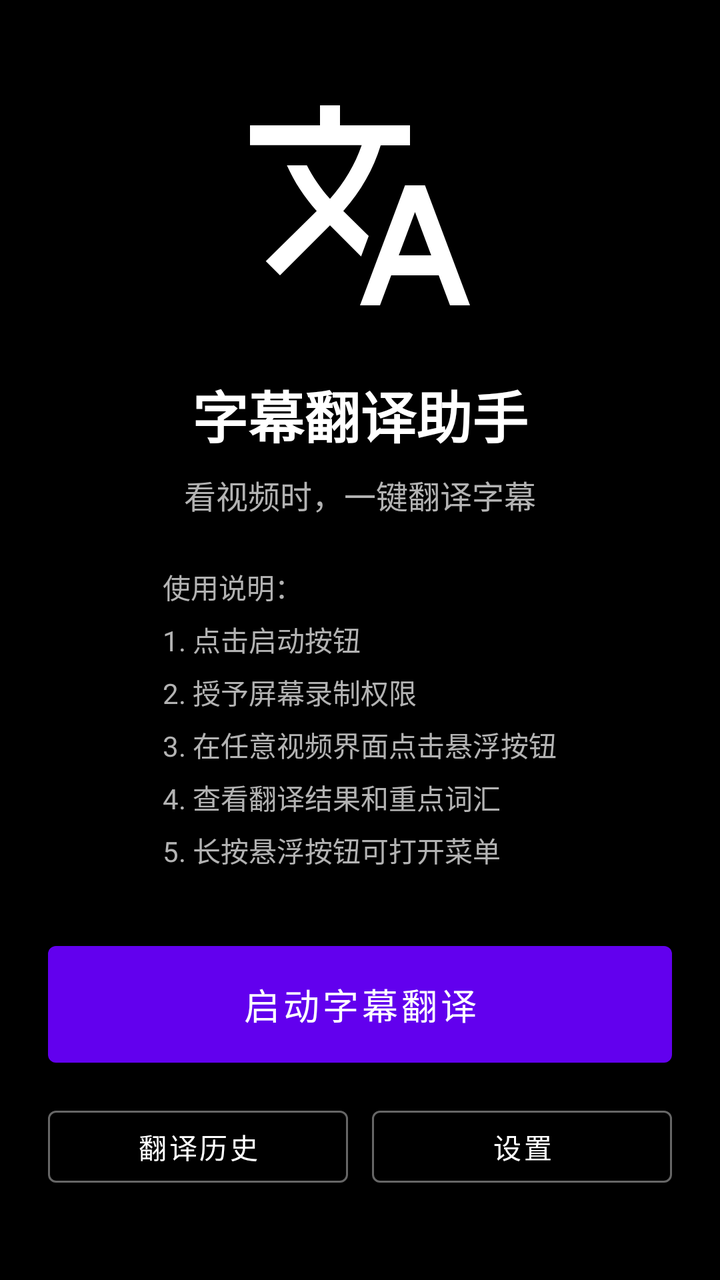
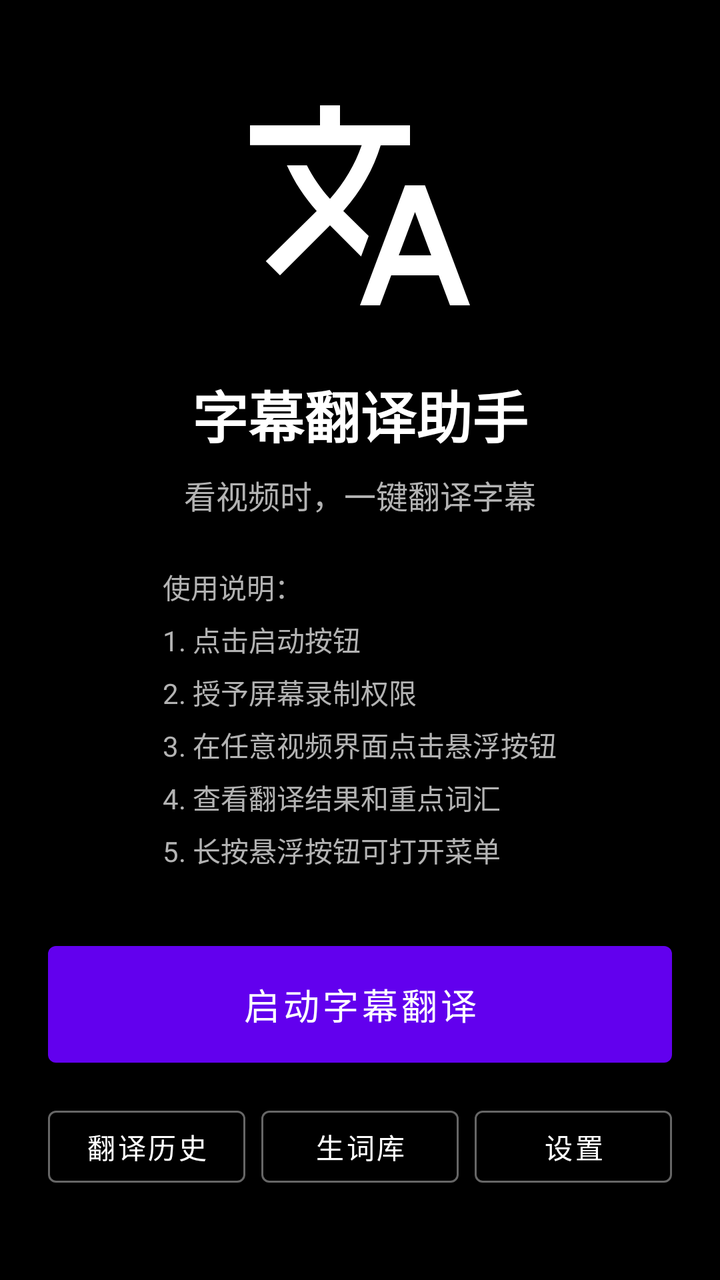

Compare the two renders of this Android layout. The source of the first and the diff that turns it into the second are given below.
<!-- AndroidManifest.xml: application theme Theme.SubtitleTranslator -->
<!-- res/layout/activity_main.xml -->
<?xml version="1.0" encoding="utf-8"?>
<LinearLayout xmlns:android="http://schemas.android.com/apk/res/android"
    xmlns:app="http://schemas.android.com/apk/res-auto"
    android:layout_width="match_parent"
    android:layout_height="match_parent"
    android:orientation="vertical"
    android:gravity="center"
    android:padding="24dp"
    android:background="@android:color/background_dark">

    <ImageView
        android:layout_width="120dp"
        android:layout_height="120dp"
        android:src="@drawable/ic_translate"
        android:contentDescription="@string/app_name" />

    <TextView
        android:layout_width="wrap_content"
        android:layout_height="wrap_content"
        android:layout_marginTop="24dp"
        android:text="@string/app_name"
        android:textSize="28sp"
        android:textStyle="bold"
        android:textColor="@android:color/white" />

    <TextView
        android:layout_width="wrap_content"
        android:layout_height="wrap_content"
        android:layout_marginTop="8dp"
        android:text="看视频时，一键翻译字幕"
        android:textSize="16sp"
        android:textColor="@color/text_secondary" />

    <TextView
        android:layout_width="wrap_content"
        android:layout_height="wrap_content"
        android:layout_marginTop="24dp"
        android:text="使用说明：\n1. 点击启动按钮\n2. 授予屏幕录制权限\n3. 在任意视频界面点击悬浮按钮\n4. 查看翻译结果和重点词汇\n5. 长按悬浮按钮可打开菜单"
        android:textSize="14sp"
        android:textColor="@color/text_secondary"
        android:lineSpacingMultiplier="1.3" />

    
    <LinearLayout
        android:id="@+id/statusContainer"
        android:layout_width="match_parent"
        android:layout_height="wrap_content"
        android:layout_marginTop="24dp"
        android:gravity="center"
        android:orientation="vertical"
        android:visibility="gone">

        <TextView
            android:id="@+id/tvServiceStatus"
            android:layout_width="wrap_content"
            android:layout_height="wrap_content"
            android:text="● 字幕翻译运行中"
            android:textColor="@android:color/holo_green_light"
            android:textSize="15sp"
            android:textStyle="bold" />

        <TextView
            android:layout_width="wrap_content"
            android:layout_height="wrap_content"
            android:layout_marginTop="6dp"
            android:text="点击悬浮球翻译字幕，长按打开菜单"
            android:textColor="@color/text_secondary"
            android:textSize="13sp" />
    </LinearLayout>

    <Button
        android:id="@+id/btnStartService"
        android:layout_width="match_parent"
        android:layout_height="wrap_content"
        android:layout_marginTop="32dp"
        android:text="启动字幕翻译"
        android:textSize="18sp"
        android:padding="16dp" />

    <LinearLayout
        android:layout_width="match_parent"
        android:layout_height="wrap_content"
        android:layout_marginTop="12dp"
        android:orientation="horizontal">

        <Button
            android:id="@+id/btnHistory"
            style="?attr/materialButtonOutlinedStyle"
            app:strokeColor="@color/button_outline"
            android:layout_width="0dp"
            android:layout_height="wrap_content"
            android:layout_weight="1"
            android:layout_marginEnd="6dp"
            android:text="翻译历史"
            android:textColor="@android:color/white" />

        <Button
            android:id="@+id/btnSettings"
            style="?attr/materialButtonOutlinedStyle"
            app:strokeColor="@color/button_outline"
            android:layout_width="0dp"
            android:layout_height="wrap_content"
            android:layout_weight="1"
            android:layout_marginStart="6dp"
            android:text="设置"
            android:textColor="@android:color/white" />
    </LinearLayout>

</LinearLayout>
<!-- resources referenced by this layout -->
<resources>
  <color name="button_outline">#66FFFFFF</color>
  <color name="text_secondary">#FFB3B3B3</color>
  <!-- drawable ic_translate (drawable) -->
  <?xml version="1.0" encoding="utf-8"?>
  <vector xmlns:android="http://schemas.android.com/apk/res/android"
      android:width="24dp"
      android:height="24dp"
      android:viewportWidth="24"
      android:viewportHeight="24"
      android:tint="@android:color/white">
      <path
          android:fillColor="@android:color/white"
          android:pathData="M12.87,15.07l-2.54,-2.51 0.03,-0.03c1.74,-1.94 2.98,-4.17 3.71,-6.53L17,6L17,4h-7L10,2L8,2v2L1,4v1.99h11.17C11.5,7.92 10.44,9.75 9,11.35 8.07,10.32 7.3,9.19 6.69,8h-2c0.73,1.63 1.73,3.17 2.98,4.56l-5.09,5.02L4,19l5,-5 3.11,3.11 0.76,-2.04zM18.5,10h-2L12,22h2l1.12,-3h4.75L21,22h2l-4.5,-12zM15.88,17l1.62,-4.33L19.12,17h-3.24z"/>
  </vector>
  <string name="app_name">字幕翻译助手</string>
  <style name="Theme.SubtitleTranslator" parent="Theme.MaterialComponents.NoActionBar">
          
          <item name="colorPrimary">@color/purple_500</item>
          <item name="colorPrimaryVariant">@color/purple_700</item>
          <item name="colorOnPrimary">@color/white</item>
          
          <item name="colorSecondary">@color/teal_200</item>
          <item name="colorSecondaryVariant">@color/teal_700</item>
          <item name="colorOnSecondary">@color/black</item>
          
          <item name="android:statusBarColor">@android:color/background_dark</item>
          <item name="android:windowLightStatusBar">false</item>
          <item name="android:navigationBarColor">@android:color/background_dark</item>
      </style>
  <color name="purple_500">#FF6200EE</color>
  <color name="purple_700">#FF3700B3</color>
  <color name="white">#FFFFFFFF</color>
  <color name="teal_200">#FF03DAC5</color>
  <color name="teal_700">#FF018786</color>
  <color name="black">#FF000000</color>
</resources>

<!-- the commit's change to res/layout/activity_main.xml (unified diff, before → after) -->
@@ -90,8 +90,22 @@
             android:layout_width="0dp"
             android:layout_height="wrap_content"
             android:layout_weight="1"
-            android:layout_marginEnd="6dp"
+            android:layout_marginEnd="4dp"
+            android:minWidth="0dp"
             android:text="翻译历史"
+            android:textColor="@android:color/white" />
+
+        <Button
+            android:id="@+id/btnVocabulary"
+            style="?attr/materialButtonOutlinedStyle"
+            app:strokeColor="@color/button_outline"
+            android:layout_width="0dp"
+            android:layout_height="wrap_content"
+            android:layout_weight="1"
+            android:layout_marginStart="4dp"
+            android:layout_marginEnd="4dp"
+            android:minWidth="0dp"
+            android:text="生词库"
             android:textColor="@android:color/white" />
 
         <Button
@@ -101,7 +115,8 @@
             android:layout_width="0dp"
             android:layout_height="wrap_content"
             android:layout_weight="1"
-            android:layout_marginStart="6dp"
+            android:layout_marginStart="4dp"
+            android:minWidth="0dp"
             android:text="设置"
             android:textColor="@android:color/white" />
     </LinearLayout>
